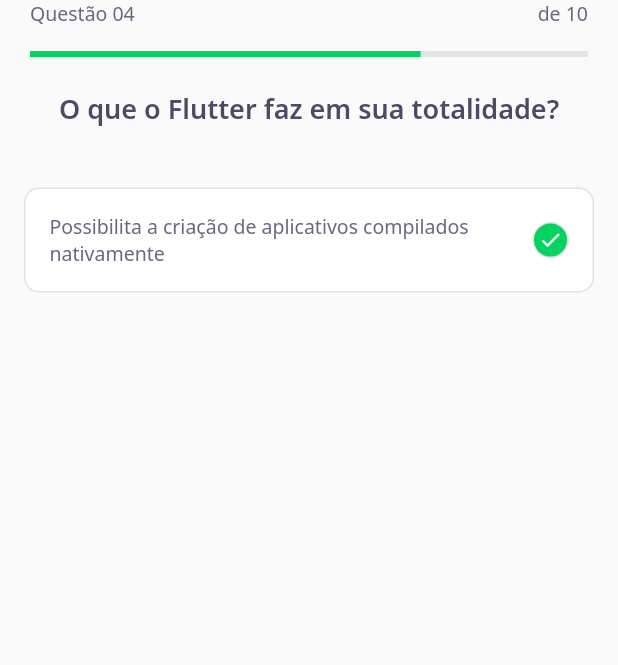
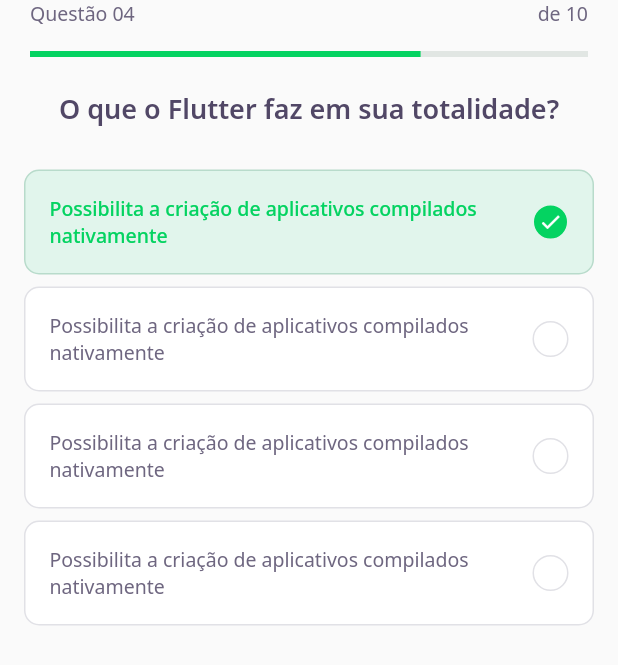
Before and after one commit to Alexz96/dev_quiz, a Flutter app: the screen it shows after launch, on a phone screen of 412 x 824 dp. Shown: the top 665 px of the screen. Run offline on Flutter 3.47's test engine with Material 2 defaults, Android fonts, the phone set to English and light mode, and no system bars; our stand-ins replace google_fonts.

Commit message:
Criação completa do Challenge Page
Criado a Challenge Page completa.

```diff
--- a/lib/challenge/widgets/answer/answer_widget.dart
+++ b/lib/challenge/widgets/answer/answer_widget.dart
@@ -14,18 +14,35 @@ class AnswerWidget extends StatelessWidget {
       this.isSelected = false})
       : super(key: key);
 
-  //TODO: CRIAR OS WRAPPERS DO GABUL AQUI -> GETs
+  Color get _selectedColorRight =>
+      isRight ? AppColors.darkGreen : AppColors.darkRed;
+
+  Color get _selectedBorderRight =>
+      isRight ? AppColors.lightGreen : AppColors.lightRed;
+
+  Color get _selectedColorCardRight =>
+      isRight ? AppColors.lightGreen : AppColors.lightRed;
+
+  Color get _selectedBorderCardRight =>
+      isRight ? AppColors.green : AppColors.red;
+
+  TextStyle get _selectedTextStyleRight =>
+      isRight ? AppTextStyles.bodyDarkGreen : AppTextStyles.bodyDarkRed;
+
+  IconData get _selectedIconRight => isRight ? Icons.check : Icons.close;
 
   @override
   Widget build(BuildContext context) {
     return Padding(
-      padding: const EdgeInsets.all(16.0),
+      padding: const EdgeInsets.symmetric(horizontal: 16.0, vertical: 4.0),
       child: Container(
         padding: EdgeInsets.all(16),
         decoration: BoxDecoration(
-          color: AppColors.white,
+          color: isSelected ? _selectedColorCardRight : AppColors.white,
           borderRadius: BorderRadius.circular(10),
-          border: Border.fromBorderSide(BorderSide(color: AppColors.border)),
+          border: Border.fromBorderSide(BorderSide(
+            color: isSelected ? _selectedBorderCardRight : AppColors.border,
+          )),
         ),
         child: Row(
           mainAxisAlignment: MainAxisAlignment.spaceBetween,
@@ -33,24 +50,30 @@ class AnswerWidget extends StatelessWidget {
             Expanded(
               child: Text(
                 title,
-                style: AppTextStyles.body,
+                style:
+                    isSelected ? _selectedTextStyleRight : AppTextStyles.body,
               ),
             ),
             Container(
               width: 24,
               height: 24,
               decoration: BoxDecoration(
-                color: AppColors.darkGreen,
-                borderRadius: BorderRadius.circular(500),
-                border:
-                    Border.fromBorderSide(BorderSide(color: AppColors.border)),
-              ),
-              child: Icon(
-                Icons.check,
-                size: 16,
-                color: Colors.white,
-              ),
-            ),
+                  color: isSelected ? _selectedColorRight : AppColors.white,
+                  borderRadius: BorderRadius.circular(500),
+                  border: Border.fromBorderSide(
+                    BorderSide(
+                      color:
+                          isSelected ? _selectedBorderRight : AppColors.border,
+                    ),
+                  )),
+              child: isSelected
+                  ? Icon(
+                      _selectedIconRight,
+                      color: AppColors.white,
+                      size: 16,
+                    )
+                  : null,
+            )
           ],
         ),
       ),
--- a/lib/challenge/widgets/quiz/quiz_widget.dart
+++ b/lib/challenge/widgets/quiz/quiz_widget.dart
@@ -19,6 +19,20 @@ class QuizWidget extends StatelessWidget {
             height: 24,
           ),
           AnswerWidget(
+            isRight: true,
+            isSelected: true,
+            title:
+                "Possibilita a criação de aplicativos compilados nativamente",
+          ),
+          AnswerWidget(
+            title:
+                "Possibilita a criação de aplicativos compilados nativamente",
+          ),
+          AnswerWidget(
+            title:
+                "Possibilita a criação de aplicativos compilados nativamente",
+          ),
+          AnswerWidget(
             title:
                 "Possibilita a criação de aplicativos compilados nativamente",
           )
```
